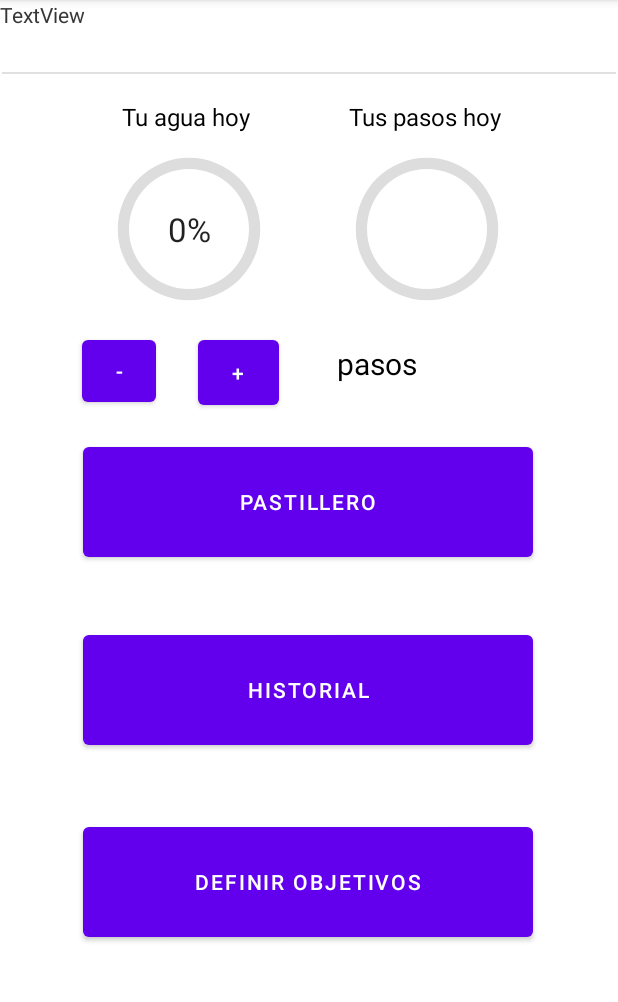
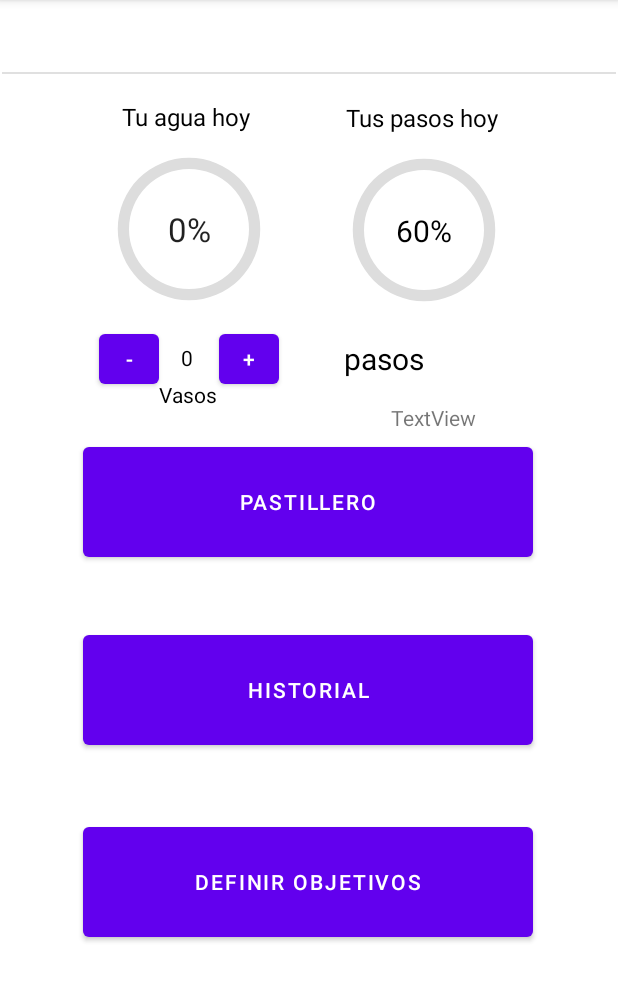
Before and after one commit to fatimm13/SuperSalud, an Android app: the Home screen opened directly, with no data from a screen before it, on a phone screen of 412 x 824 dp, the part 84-1086 px from its top. Run offline under Robolectric (Android 15) with nearby library versions, the phone set to English and light mode, and no system bars; our stand-ins replace Firebase (no records; nobody signed in at launch, a user with empty details on screens opened directly); 2 statements that could not run were skipped.

Commit message:
Botones actualizan la base de datos
Y eso, fiesta

```diff
--- a/app/src/main/java/com/app/supersalud/Home.java
+++ b/app/src/main/java/com/app/supersalud/Home.java
@@ -19,6 +19,7 @@ import com.google.android.gms.tasks.Task;
 import com.google.firebase.firestore.CollectionReference;
 import com.google.firebase.firestore.DocumentReference;
 import com.google.firebase.firestore.DocumentSnapshot;
+import com.google.firebase.firestore.FieldValue;
 import com.google.firebase.firestore.FirebaseFirestore;
 import com.google.firebase.firestore.SetOptions;
 
@@ -31,6 +32,8 @@ import java.util.Map;
 
 public class Home extends AppCompatActivity {
 
+    //TODO: Borrar, aquí solo para pruebas
+    private static final String TAG = "GoogleActivity";
     private FirebaseFirestore db;
 
     private int progr_water = 0;
@@ -39,7 +42,6 @@ public class Home extends AppCompatActivity {
     private final static int OBJETIVO_VASOS = 8;
 
     private DocumentReference usuario;
-
 
     @Override
     protected void onCreate(Bundle savedInstanceState) {
@@ -74,7 +76,7 @@ public class Home extends AppCompatActivity {
                 if (task.isSuccessful()) {
                     DocumentSnapshot document = task.getResult();
                     if (document.exists()) {
-                        Toast.makeText(getApplicationContext(), "Datos: " + document.getData(), Toast.LENGTH_SHORT).show();
+                        Toast.makeText(getApplicationContext(), "DatosB: " + document.getData(), Toast.LENGTH_SHORT).show();
                     } else {
                         // No existe, por lo que se crea
                         Map<String, Object> datos = new HashMap<>();
@@ -104,15 +106,23 @@ public class Home extends AppCompatActivity {
             public void onComplete(@NonNull Task<DocumentSnapshot> task) {
                 if (task.isSuccessful()) {
                     DocumentSnapshot document = task.getResult();
-                    int vasos = 0;
-                    int pasos = 0;
+                    long vasos = 0;
+                    long pasos = 0;
                     if (document.exists()) {
 
                         Map<String, Object> datos = document.getData();
-                        vasos = (Integer) datos.get("vasos");
-                        pasos = (Integer) datos.get("datos");
+                        try{
+                            vasos = (Long) datos.get("vasos");
+                            pasos = (Long) datos.get("pasos");
+                            //TextView txt = (TextView) findViewById(R.id.num_vasos);
+                            //txt.setText("DatosA: " + vasos + " A " + pasos + " AAA " + document.getData());
 
-                        Toast.makeText(getApplicationContext(), "Datos: " + document.getData(), Toast.LENGTH_SHORT).show();
+                            //Toast.makeText(getApplicationContext(), "DatosA: " + vasos + " A " + pasos + " AAA " + document.getData(), Toast.LENGTH_SHORT).show();
+                        }catch (Exception e){
+                            TextView txt = (TextView) findViewById(R.id.num_vasos);
+                            txt.setText(e.getMessage());
+                        }
+
                     } else {
                         // No existe, por lo que se crea
                         Map<String, Object> datos = new HashMap<>();
@@ -136,23 +146,41 @@ public class Home extends AppCompatActivity {
     }
 
     public void incrementProgr (View v){
-        if(progr_water<= 90) {
-            progr_water+=10;
-        }
+        progr_water+=1;
         updateProgressBar();
+
     }
     public void redProgr (View v){
         if(progr_water> 0) {
-            progr_water-=10;
+            progr_water-=1;
         }
         updateProgressBar();
     }
 
     private void updateProgressBar(){
-        TextView txProg = (TextView) findViewById(R.id.text_progress_water);
-        ProgressBar progressBar = (ProgressBar) findViewById(R.id.progress_bar_water);
-        txProg.setText(progr_water+"%");
-        progressBar.setProgress(progr_water);
+
+        SimpleDateFormat objSDF = new SimpleDateFormat("yyyy-MM-dd");
+        Date fecha = new Date();
+        String hoy = objSDF.format(fecha);
+
+        Map<String, Object> datos = new HashMap<>();
+        datos.put("vasos", progr_water);
+
+        TextView txProg = findViewById(R.id.text_progress_water);
+        TextView txVasos = findViewById(R.id.num_vasos);
+        ProgressBar progressBar = findViewById(R.id.progress_bar_water);
+
+        int porc = (progr_water*100)/OBJETIVO_VASOS;
+
+
+        txProg.setText((porc>100 ? 100 : porc) +"%");
+        txVasos.setText(progr_water+"");
+        progressBar.setProgress(porc>100 ? 100 : porc);
+
+        if(usuario != null){
+            usuario.collection("historial").document(hoy).set(datos, SetOptions.merge());
+        }
+
     }
 
     @Override
--- a/app/src/main/res/layout/activity_home.xml
+++ b/app/src/main/res/layout/activity_home.xml
@@ -10,9 +10,12 @@
         android:id="@+id/num_pasos"
         android:layout_width="wrap_content"
         android:layout_height="wrap_content"
+        android:layout_marginTop="12dp"
         android:text="TextView"
-        tools:layout_editor_absoluteX="247dp"
-        tools:layout_editor_absoluteY="273dp" />
+        app:layout_constraintEnd_toEndOf="parent"
+        app:layout_constraintHorizontal_bias="0.733"
+        app:layout_constraintStart_toStartOf="parent"
+        app:layout_constraintTop_toBottomOf="@+id/tx_numPasos" />
 
     <TextView
         android:id="@+id/textView2"
@@ -53,39 +56,40 @@
 
     <Button
         android:id="@+id/button_rem_glass"
-        android:layout_width="49dp"
-        android:layout_height="53dp"
-        android:layout_marginTop="8dp"
+        android:layout_width="40dp"
+        android:layout_height="45dp"
+        android:layout_marginTop="4dp"
         android:onClick="redProgr"
         android:text="@string/rem_vaso"
         app:layout_constraintEnd_toEndOf="parent"
-        app:layout_constraintHorizontal_bias="0.151"
+        app:layout_constraintHorizontal_bias="0.177"
         app:layout_constraintStart_toStartOf="parent"
         app:layout_constraintTop_toBottomOf="@+id/progress_bar_water" />
 
     <Button
         android:id="@+id/button_add_glass"
-        android:layout_width="54dp"
-        android:layout_height="55dp"
-        android:layout_marginTop="8dp"
+        android:layout_width="40dp"
+        android:layout_height="45dp"
+        android:layout_marginTop="4dp"
         android:onClick="incrementProgr"
         android:text="@string/add_vaso"
         app:layout_constraintEnd_toEndOf="parent"
-        app:layout_constraintHorizontal_bias="0.369"
+        app:layout_constraintHorizontal_bias="0.393"
         app:layout_constraintStart_toStartOf="parent"
         app:layout_constraintTop_toBottomOf="@+id/progress_bar_water" />
+
 
     <ProgressBar
         android:id="@+id/progress_bar_steps"
         android:layout_width="120dp"
         android:layout_height="120dp"
-        android:layout_marginTop="43dp"
+        android:layout_marginTop="44dp"
         android:layout_marginEnd="56dp"
         android:indeterminateOnly="false"
         android:progressDrawable="@drawable/circle_steps"
         android:visibility="visible"
         app:layout_constraintEnd_toEndOf="parent"
-        app:layout_constraintHorizontal_bias="0.775"
+        app:layout_constraintHorizontal_bias="0.734"
         app:layout_constraintLeft_toLeftOf="parent"
         app:layout_constraintStart_toEndOf="@+id/progress_bar_water"
         app:layout_constraintTop_toBottomOf="@+id/divider"
@@ -95,12 +99,13 @@
         android:id="@+id/text_progress_steps"
         android:layout_width="wrap_content"
         android:layout_height="wrap_content"
-        android:textAppearance="@style/TextAppearance.AppCompat.Large"
+        android:text="60%"
+        android:textColor="#000000"
+        android:textSize="20sp"
         app:layout_constraintBottom_toBottomOf="@+id/progress_bar_steps"
         app:layout_constraintEnd_toEndOf="@+id/progress_bar_steps"
         app:layout_constraintStart_toStartOf="@+id/progress_bar_steps"
-        app:layout_constraintTop_toTopOf="@+id/progress_bar_steps"
-        tools:text="60%" />
+        app:layout_constraintTop_toTopOf="@+id/progress_bar_steps" />
 
     <Button
         android:id="@+id/button"
@@ -151,12 +156,12 @@
         android:id="@+id/tx_numPasos"
         android:layout_width="102dp"
         android:layout_height="31dp"
-        android:layout_marginTop="16dp"
+        android:layout_marginTop="12dp"
         android:text="@string/steps"
         android:textColor="#000000"
         android:textSize="20sp"
         app:layout_constraintEnd_toEndOf="@+id/progress_bar_steps"
-        app:layout_constraintHorizontal_bias="0.0"
+        app:layout_constraintHorizontal_bias="0.388"
         app:layout_constraintStart_toStartOf="@+id/progress_bar_steps"
         app:layout_constraintTop_toBottomOf="@+id/progress_bar_steps" />
 
@@ -190,8 +195,25 @@
         android:id="@+id/num_vasos"
         android:layout_width="wrap_content"
         android:layout_height="wrap_content"
-        android:text="TextView"
-        tools:layout_editor_absoluteX="89dp"
-        tools:layout_editor_absoluteY="275dp" />
+        android:layout_marginTop="16dp"
+        android:text="0"
+        android:textColor="#000000"
+        app:layout_constraintEnd_toStartOf="@+id/button_add_glass"
+        app:layout_constraintHorizontal_bias="0.468"
+        app:layout_constraintStart_toEndOf="@+id/button_rem_glass"
+        app:layout_constraintTop_toBottomOf="@+id/progress_bar_water" />
+
+    <TextView
+        android:id="@+id/tx_vasos"
+        android:layout_width="wrap_content"
+        android:layout_height="wrap_content"
+        android:layout_marginTop="5dp"
+        android:text="@string/glasses"
+        android:textColor="#000000"
+        app:layout_constraintEnd_toStartOf="@+id/button_add_glass"
+        app:layout_constraintHorizontal_bias="0.0"
+        app:layout_constraintStart_toEndOf="@+id/button_rem_glass"
+        app:layout_constraintTop_toBottomOf="@+id/num_vasos" />
+
 
 </androidx.constraintlayout.widget.ConstraintLayout>
--- a/app/src/main/res/values/strings.xml
+++ b/app/src/main/res/values/strings.xml
@@ -11,7 +11,8 @@
     <string name="objetivos">Definir Objetivos</string>
     <string name="historial">Historial</string>
     <string name="your_steps">Tus pasos hoy</string>
-    <string name="steps">pasos </string>
+    <string name="steps">pasos</string>
+    <string name="glasses">Vasos</string>
 
     <string name="add_vaso">+</string>
     <string name="rem_vaso">-</string>
```
